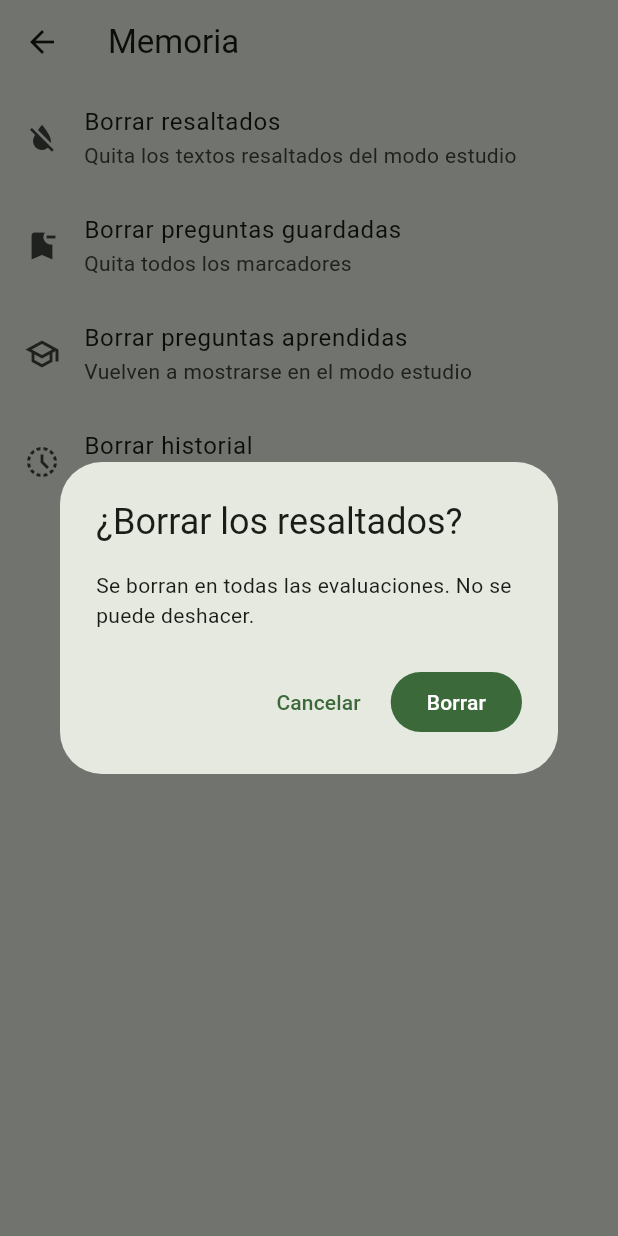
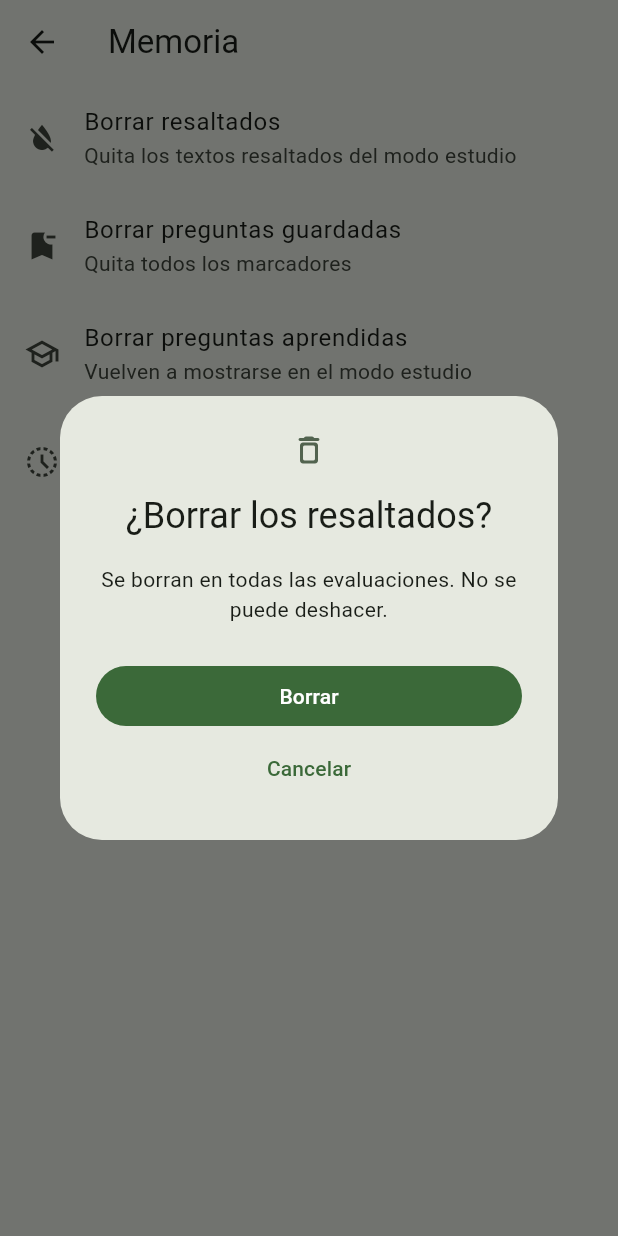
Before and after one commit to cybergaala/evaluator, a Flutter app: the _MemorySettingsPage screen opened directly, after a tap on "Borrar resaltados", on a phone screen of 412 x 824 dp. Run offline on Flutter 3.47's test engine with Material 3 defaults, Android fonts, the phone set to English and light mode, and no system bars; our stand-ins replace easy_refresh, get, shared_preferences, sqflite; accounts and stored records are empty; statements that could not run were skipped.

Commit message:
style(dialogs): use one confirm dialog layout everywhere

```diff
--- a/lib/presentation/pages/settings_page.dart
+++ b/lib/presentation/pages/settings_page.dart
@@ -4,6 +4,7 @@ import 'package:get/get.dart';
 import '../../domain/usecases/clear_history.dart';
 import '../controllers/bookmarks_controller.dart';
 import '../controllers/highlights_controller.dart';
+import '../widgets/confirm_dialog.dart';
 import '../widgets/reading_settings_panel.dart';
 import 'theme_page.dart';
 
@@ -73,26 +74,14 @@ class _MemorySettingsPage extends StatelessWidget {
     String what,
     Future<void> Function() clear,
   ) async {
-    final ok = await showDialog<bool>(
-      context: context,
-      builder: (context) => AlertDialog(
-        title: Text('¿Borrar $what?'),
-        content: const Text(
-          'Se borran en todas las evaluaciones. No se puede deshacer.',
-        ),
-        actions: [
-          TextButton(
-            onPressed: () => Navigator.pop(context, false),
-            child: const Text('Cancelar'),
-          ),
-          FilledButton(
-            onPressed: () => Navigator.pop(context, true),
-            child: const Text('Borrar'),
-          ),
-        ],
-      ),
+    final ok = await showConfirmDialog(
+      context,
+      icon: Icons.delete_outline_rounded,
+      title: '¿Borrar $what?',
+      message: 'Se borran en todas las evaluaciones. No se puede deshacer.',
+      confirm: 'Borrar',
     );
-    if (ok != true) return;
+    if (!ok) return;
     await clear();
     if (context.mounted) {
       ScaffoldMessenger.of(context)
--- /dev/null
+++ b/lib/presentation/widgets/confirm_dialog.dart
@@ -0,0 +1,36 @@
+import 'package:flutter/material.dart';
+
+/// The app's only dialog: M3 hero icon, centered title and text, and stacked
+/// full-width buttons with the main action on top. True when confirmed.
+Future<bool> showConfirmDialog(
+  BuildContext context, {
+  required IconData icon,
+  required String title,
+  required String message,
+  required String confirm,
+}) async {
+  final ok = await showDialog<bool>(
+    context: context,
+    builder: (context) => AlertDialog(
+      icon: Icon(icon),
+      title: Text(title),
+      content: Text(message, textAlign: TextAlign.center),
+      actions: [
+        Column(
+          crossAxisAlignment: CrossAxisAlignment.stretch,
+          children: [
+            FilledButton(
+              onPressed: () => Navigator.pop(context, true),
+              child: Text(confirm),
+            ),
+            TextButton(
+              onPressed: () => Navigator.pop(context, false),
+              child: const Text('Cancelar'),
+            ),
+          ],
+        ),
+      ],
+    ),
+  );
+  return ok == true;
+}
```
Also changed, not shown: lib/presentation/pages/exam_page.dart (+10 -21 lines), lib/presentation/widgets/confirm_exit.dart (+9 -25 lines).
